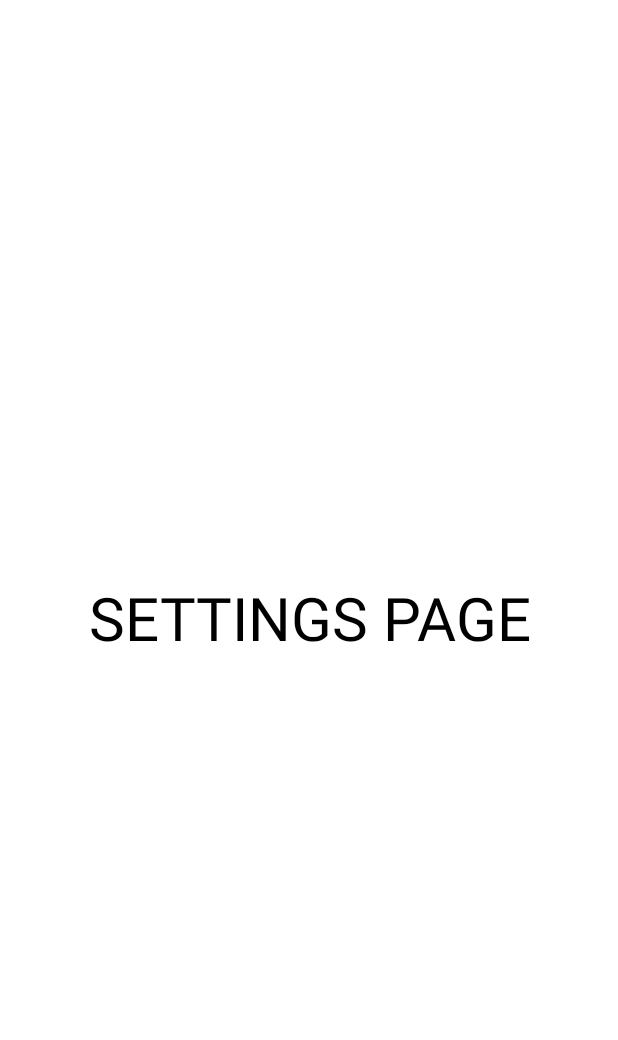
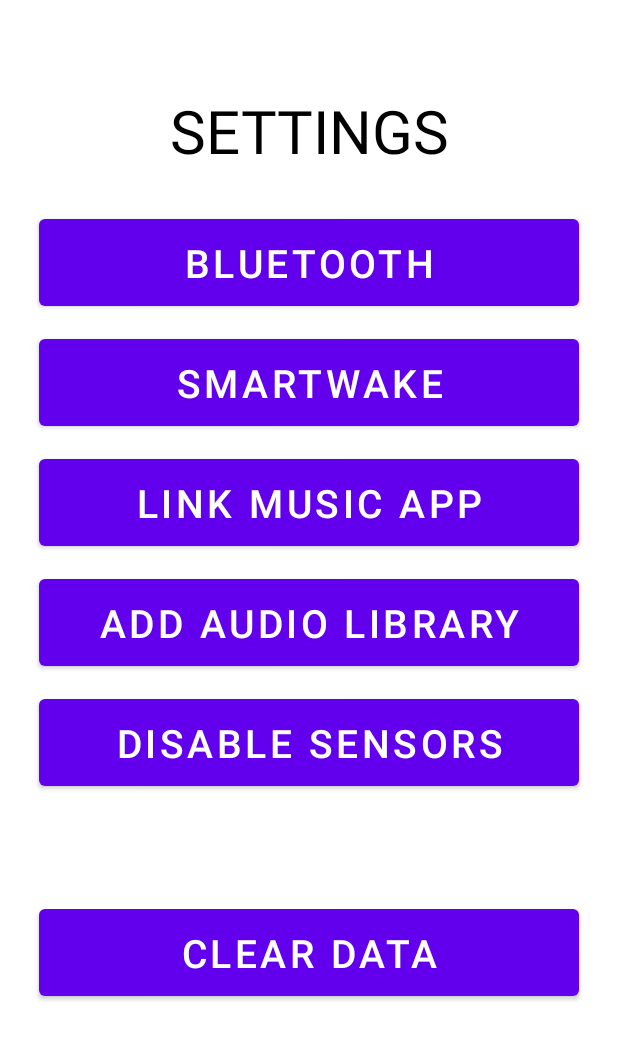
Before and after one commit to KaeWing/Snoozie, an Android app: the fragment Settings shown on its own in the app's theme, on a phone screen of 412 x 824 dp. Shown: the top 1040 px of the screen. Run offline under Robolectric (Android 15) with nearby library versions, the phone set to English and light mode, and no system bars.

Commit message:
Added Button Placeholders

```diff
--- a/app/src/main/res/layout/settings_page.xml
+++ b/app/src/main/res/layout/settings_page.xml
@@ -5,14 +5,68 @@
     android:layout_height="match_parent"
     tools:context=".Settings">
 
-    <!-- TODO: Update blank fragment layout -->
     <TextView
+        android:id="@+id/title"
         android:layout_width="match_parent"
-        android:layout_height="match_parent"
-        android:text="SETTINGS PAGE"
+        android:layout_height="wrap_content"
+        android:text="SETTINGS"
+        android:layout_marginTop="60dp"
+        android:textAlignment="center"
         android:textColor="@color/black"
-        android:textSize="40dp"
-        android:gravity="center"
-        />
+        android:textSize="40dp"/>
+
+    <Button
+        android:id="@+id/bluetoothBtn"
+        android:layout_width="match_parent"
+        android:layout_height="70dp"
+        android:layout_marginHorizontal="26dp"
+        android:layout_marginTop="140dp"
+        android:text="Bluetooth"
+        android:textSize="26dp" />
+
+    <Button
+        android:id="@+id/smartWakeBtn"
+        android:layout_width="match_parent"
+        android:layout_height="70dp"
+        android:layout_marginHorizontal="26dp"
+        android:layout_marginTop="220dp"
+        android:text="SmartWake"
+        android:textSize="26dp" />
+
+    <Button
+        android:id="@+id/linkMusicAppBtn"
+        android:layout_width="match_parent"
+        android:layout_height="70dp"
+        android:layout_marginHorizontal="26dp"
+        android:layout_marginTop="300dp"
+        android:text="Link Music App"
+        android:textSize="26dp" />
+
+    <Button
+        android:id="@+id/addAudioLibraryBtn"
+        android:layout_width="match_parent"
+        android:layout_height="70dp"
+        android:layout_marginHorizontal="26dp"
+        android:layout_marginTop="380dp"
+        android:text="Add Audio Library"
+        android:textSize="26dp" />
+
+    <Button
+        android:id="@+id/disableSensorsBtn"
+        android:layout_width="match_parent"
+        android:layout_height="70dp"
+        android:layout_marginHorizontal="26dp"
+        android:layout_marginTop="460dp"
+        android:text="Disable Sensors"
+        android:textSize="26dp" />
+
+    <Button
+        android:id="@+id/clearDataBtn"
+        android:layout_width="match_parent"
+        android:layout_height="70dp"
+        android:layout_marginHorizontal="26dp"
+        android:layout_marginTop="600dp"
+        android:text="Clear Data"
+        android:textSize="26dp" />
 
 </FrameLayout>
```
Also changed, not shown: app/src/main/res/layout/alarms_page.xml (+10 -0 lines), app/src/main/res/layout/audio_page.xml (+51 -6 lines), app/src/main/res/layout/track_page.xml (+16 -6 lines).
